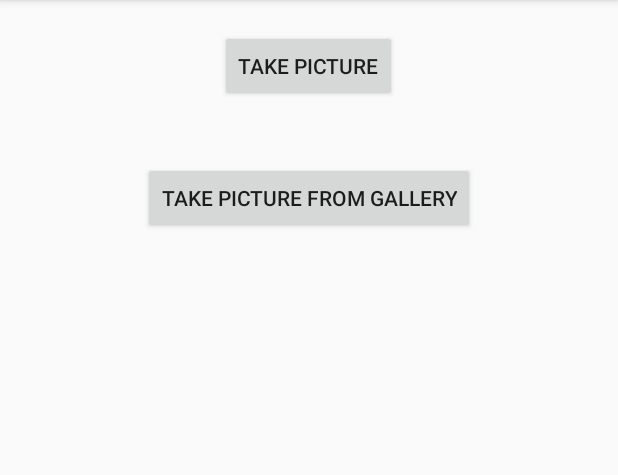
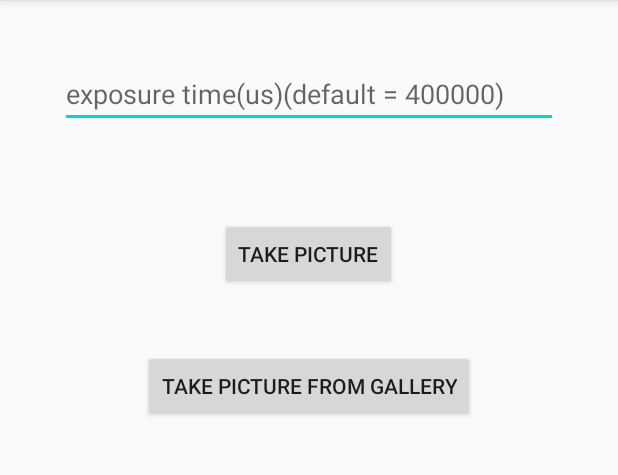
Before and after one commit to yujinchoiii/Cap2020, an Android app: the screen it shows after launch (MainActivity), on a phone screen of 412 x 824 dp, the part 84-559 px from its top. Run offline under Robolectric (Android 15) with nearby library versions, the phone set to English and light mode, and no system bars; libraries missing offline, so code that uses them is left out: org.opencv.android, org.opencv.core, org.opencv.imgcodecs, org.opencv.imgproc; 1 statement that could not run was skipped.

```diff
--- a/app/src/main/AndroidManifest.xml
+++ b/app/src/main/AndroidManifest.xml
@@ -5,6 +5,11 @@
     <uses-permission android:name="android.permission.READ_EXTERNAL_STORAGE" />
     <uses-permission android:name="android.permission.WRITE_EXTERNAL_STORAGE" />
     <uses-permission android:name="android.permission.CAMERA" />
+    <uses-feature android:name="android.hardware.camera2.full" />
+    <uses-permission android:name="android.permission.ACCESS_NETWORK_STATE" />
+    <uses-permission android:name="android.permission.CHANGE_WIFI_STATE"/>
+    <uses-permission android:name="android.permission.READ_PHONE_STATE"/>
+    <uses-permission android:name="android.permission.INTERNET"/>
 
     <uses-feature
         android:name="android.hardware.camera"
@@ -24,6 +29,7 @@
         android:icon="@mipmap/ic_launcher"
         android:label="@string/app_name"
         android:roundIcon="@mipmap/ic_launcher_round"
+        android:requestLegacyExternalStorage="true"
         android:supportsRtl="true"
         android:theme="@style/AppTheme">
         <activity android:name=".CameraActivity"></activity>
--- a/app/src/main/java/com/yujinchoi/fpma/MainActivity.kt
+++ b/app/src/main/java/com/yujinchoi/fpma/MainActivity.kt
@@ -43,6 +43,7 @@ class MainActivity : AppCompatActivity() {
     private val TAG = "MainActivity"
     private val REQUEST_IMAGE_CAPTURE = 1
     private lateinit var currentPhotopath: String
+    var exposure_time = 400
 
     companion object { init { OpenCVLoader.initDebug() } }
 
@@ -73,7 +74,11 @@ class MainActivity : AppCompatActivity() {
         btn_gogallery.setOnClickListener {
         }
         btn_takepic.setOnClickListener {
+            if (editText_exp.text.isNotEmpty()) {
+                exposure_time = editText_exp.text.toString().toInt()
+            }
             val intent = Intent(applicationContext, CameraActivity::class.java)
+            intent.putExtra("exposure_time", exposure_time)
             startActivity(intent)
             finish()
         }
--- a/app/src/main/res/layout/activity_main.xml
+++ b/app/src/main/res/layout/activity_main.xml
@@ -6,8 +6,18 @@
     android:layout_width="match_parent"
     android:layout_height="match_parent"
     tools:context=".MainActivity">
+
+    <EditText
+        android:id="@+id/editText_exp"
+        android:layout_margin="40dp"
+        android:layout_width="match_parent"
+        android:layout_height="wrap_content"
+        android:ems="10"
+        android:hint="exposure time(us)(default = 400000)"
+        android:inputType="number" />
     <Button
         android:id="@+id/btn_takepic"
+        android:layout_below="@id/editText_exp"
         android:layout_width="wrap_content"
         android:layout_height="wrap_content"
         android:layout_centerHorizontal="true"
```
Also changed, not shown: app/src/main/java/com/yujinchoi/fpma/CameraActivity.kt (+26 -21 lines), app/src/main/java/com/yujinchoi/fpma/camera/CameraController.kt (+29 -26 lines), 201 other files.
